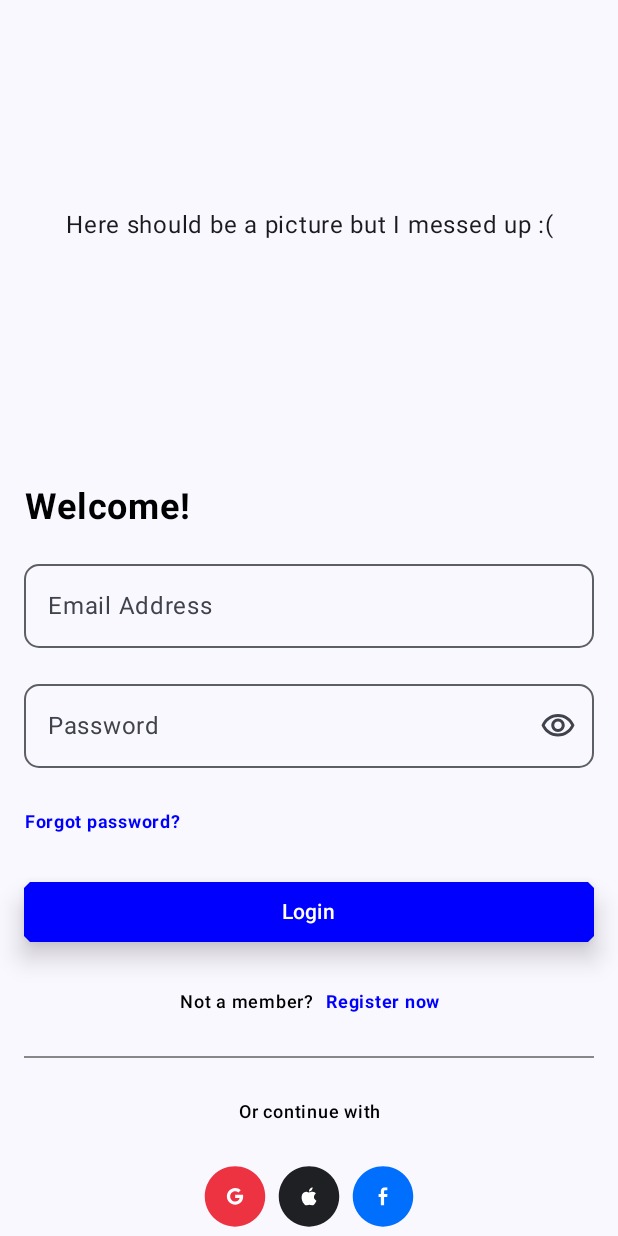
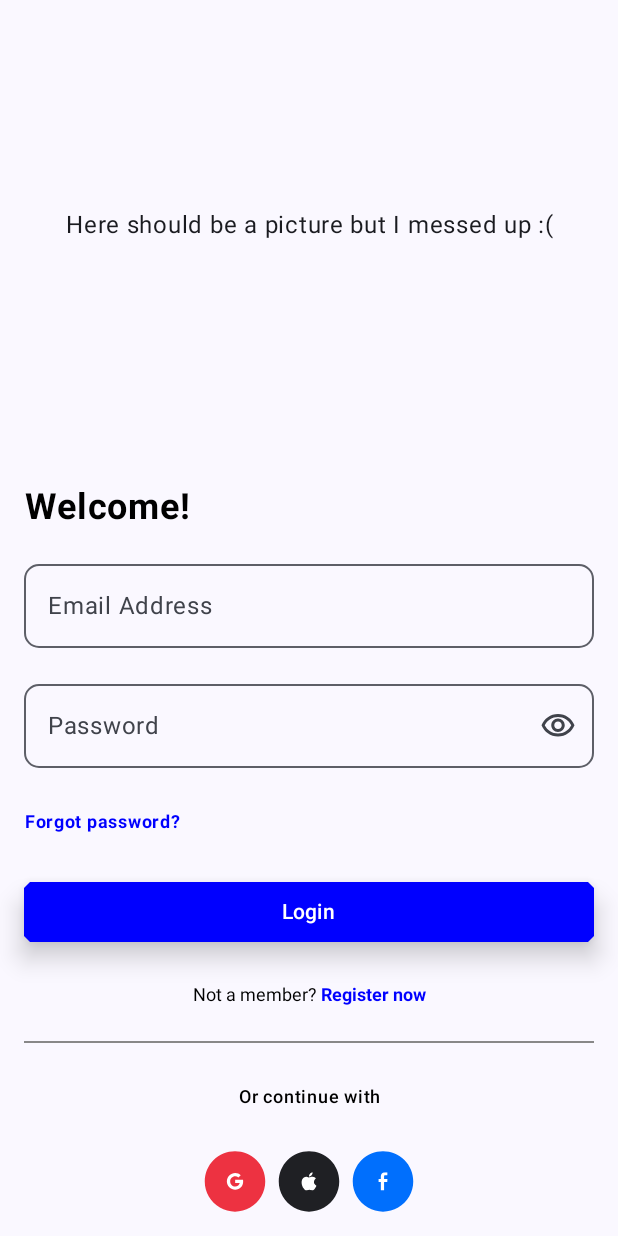
Before and after one commit to igel911/GoodbyeViews, an Android app built with Jetpack Compose: the screen it shows after launch (MainActivity), on a phone screen of 412 x 824 dp. Run offline under Robolectric (Android 15) with nearby library versions, the phone set to English and light mode, and no system bars.

Commit message:
Extracted TextWithClickablePart to a separate file

```diff
--- a/app/src/main/java/com/example/goodbyeviews/ui/views/LoginOptions.kt
+++ b/app/src/main/java/com/example/goodbyeviews/ui/views/LoginOptions.kt
@@ -1,13 +1,10 @@
 package com.example.goodbyeviews.ui.views
 
-import androidx.compose.foundation.layout.Arrangement
+import android.util.Log
 import androidx.compose.foundation.layout.Column
 import androidx.compose.foundation.layout.PaddingValues
-import androidx.compose.foundation.layout.Row
-import androidx.compose.foundation.layout.Spacer
 import androidx.compose.foundation.layout.fillMaxWidth
 import androidx.compose.foundation.layout.padding
-import androidx.compose.foundation.layout.width
 import androidx.compose.runtime.Composable
 import androidx.compose.runtime.getValue
 import androidx.compose.runtime.mutableStateOf
@@ -80,22 +77,12 @@ fun LoginOptions() {
 
         HorizontalSpacer()
 
-        Row(
+        TextWithClickablePart(
             modifier = Modifier.fillMaxWidth(),
-            horizontalArrangement = Arrangement.Center
-        ) {
-            TextLabel(
-                textId = R.string.not_a_member,
-            )
-
-            Spacer(modifier = Modifier.width(8.dp))
-
-            TextLabel(
-                textId = R.string.register_now,
-                fontWeight = FontWeight.Bold,
-                textColor = Color.Blue
-            )
-        }
+            regularText = R.string.not_a_member,
+            clickableText = R.string.register_now,
+            onClick = { tag -> Log.d("taggg", "clickedTag = $tag") }
+        )
 
         HorizontalDivider()
 
--- /dev/null
+++ b/app/src/main/java/com/example/goodbyeviews/ui/views/TextWithClickablePart.kt
@@ -0,0 +1,84 @@
+package com.example.goodbyeviews.ui.views
+
+import androidx.annotation.StringRes
+import androidx.compose.foundation.text.ClickableText
+import androidx.compose.runtime.Composable
+import androidx.compose.ui.Modifier
+import androidx.compose.ui.graphics.Color
+import androidx.compose.ui.res.stringResource
+import androidx.compose.ui.text.SpanStyle
+import androidx.compose.ui.text.TextStyle
+import androidx.compose.ui.text.buildAnnotatedString
+import androidx.compose.ui.text.font.FontWeight
+import androidx.compose.ui.text.style.TextAlign
+import androidx.compose.ui.text.withStyle
+import androidx.compose.ui.tooling.preview.Preview
+import androidx.compose.ui.unit.sp
+import com.example.goodbyeviews.R
+import com.example.goodbyeviews.ui.theme.GoodbyeViewsTheme
+
+const val TAG = "TAG"
+
+@Composable
+fun TextWithClickablePart(
+    modifier: Modifier = Modifier,
+    @StringRes regularText: Int,
+    regularColor: Color = Color.Black,
+    @StringRes clickableText: Int,
+    clickableColor: Color = Color.Blue,
+    fontSize: Int = 12,
+    textAlign: TextAlign = TextAlign.Center,
+    onClick: (String) -> Unit = { }
+) {
+    val annotatedText = buildAnnotatedString {
+        withStyle(
+            style = SpanStyle(color = regularColor, fontSize = fontSize.sp)
+        ) {
+            append(stringResource(regularText))
+            append(" ")
+        }
+
+        pushStringAnnotation(
+            tag = TAG,
+            annotation = TAG
+        )
+
+        withStyle(
+            style = SpanStyle(
+                color = clickableColor,
+                fontSize = fontSize.sp,
+                fontWeight = FontWeight.Bold
+            )
+        ) {
+            append(stringResource(clickableText))
+        }
+
+        pop()
+    }
+
+    ClickableText(
+        modifier = modifier,
+        text = annotatedText,
+        style = TextStyle(textAlign = textAlign),
+        onClick = { offset ->
+            annotatedText.getStringAnnotations(
+                tag = TAG,
+                start = offset,
+                end = offset
+            ).firstOrNull()?.let { annotation ->
+                onClick.invoke(annotation.tag)
+            }
+        }
+    )
+}
+
+@Preview(showBackground = true)
+@Composable
+fun TextWithClickablePartPreview() {
+    GoodbyeViewsTheme {
+        TextWithClickablePart(
+            regularText = R.string.not_a_member,
+            clickableText = R.string.register_now
+        )
+    }
+}
```
